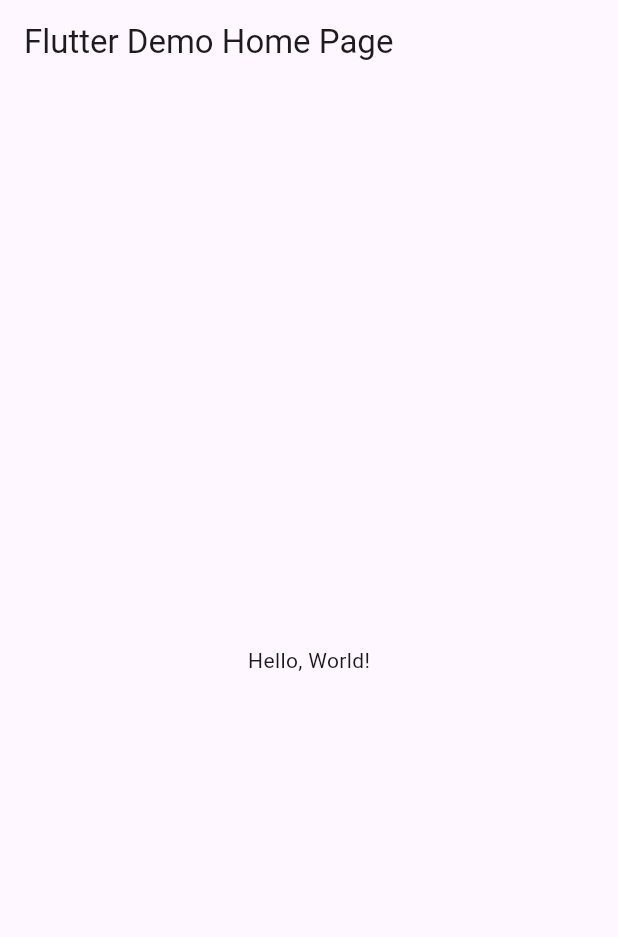
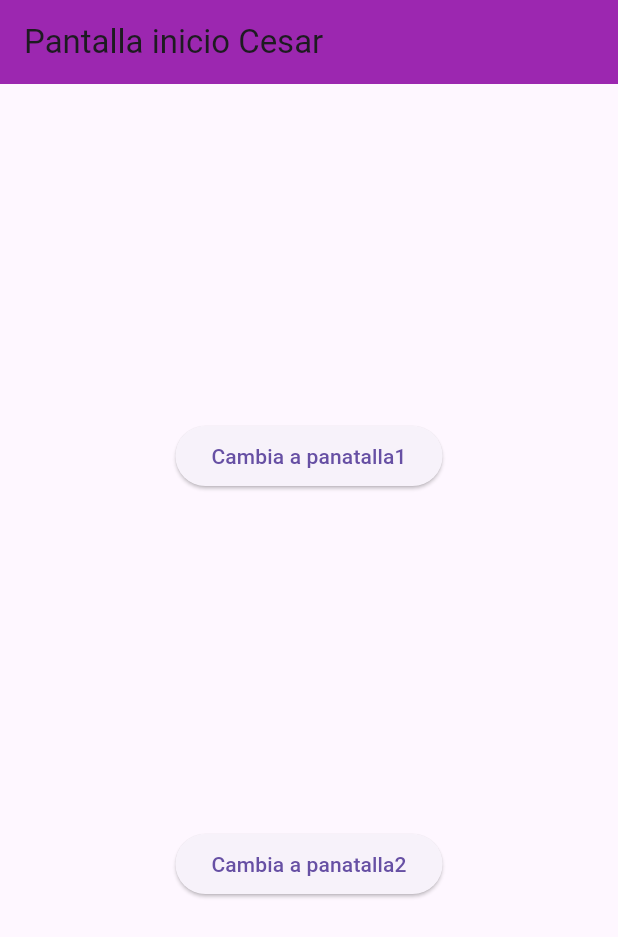
Before and after one commit to Cesarinh/p15-rutasversion2-6j, a Flutter app: the screen it shows after launch, on a phone screen of 412 x 824 dp. Shown: the top 937 px of the screen. Run offline on Flutter 3.47's test engine with Material 3 defaults, Android fonts, the phone set to English and light mode, and no system bars.

```diff
--- /dev/null
+++ b/lib/Pantalla1_1060.dart
@@ -0,0 +1,21 @@
+import 'package:flutter/material.dart';
+
+class Pantalla1_1060 extends StatelessWidget {
+  const Pantalla1_1060({super.key});
+
+  Widget build(BuildContext context) {
+    return Scaffold(
+      appBar: AppBar(
+        title: const Text('Pantalla 1'),
+        backgroundColor: Colors.black,
+      ),
+      body: Center(
+        child: Column(
+          children: [
+            ElevatedButton(onPressed: () {}, child: const Text('Pantalla')),
+          ],
+        ),
+      ),
+    );
+  }
+}
--- /dev/null
+++ b/lib/Pantallaini_1060.dart
@@ -0,0 +1,34 @@
+import 'package:flutter/material.dart';
+
+class Pantallaini_1060 extends StatelessWidget {
+  const Pantallaini_1060({super.key});
+
+  @override
+  Widget build(BuildContext context) {
+    return Scaffold(
+      appBar: AppBar(
+        title: const Text('Pantalla inicio Cesar'),
+        backgroundColor: Colors.purple,
+      ),
+      body: Center(
+        child: Column(
+          mainAxisAlignment: MainAxisAlignment.spaceEvenly,
+          children: [
+            ElevatedButton(
+              onPressed: () {
+                Navigator.pushNamed(context, '/Pantalla1_1060');
+              },
+              child: const Text('Cambia a panatalla1'),
+            ),
+            ElevatedButton(
+              onPressed: () {
+                Navigator.pushNamed(context, '/Pantalla2_1060');
+              },
+              child: const Text('Cambia a panatalla2'),
+            )
+          ],
+        ),
+      ),
+    );
+  }
+}
--- a/lib/main.dart
+++ b/lib/main.dart
@@ -1,43 +1,22 @@
 import 'package:flutter/material.dart';
+import 'package:p13pageroutergonzalez1060/Pantalla2_1060.dart';
+import 'package:p13pageroutergonzalez1060/Pantalla1_1060.dart';
+import 'package:p13pageroutergonzalez1060/Pantallaini_1060.dart';
 
-void main() => runApp(MyApp());
+void main() => runApp(MiApp1060());
 
-class MyApp extends StatelessWidget {
-  const MyApp({super.key});
-  // This widget is the root of your application.
-  @override
+class MiApp1060 extends StatelessWidget {
+  const MiApp1060({super.key});
+
   Widget build(BuildContext context) {
     return MaterialApp(
-      // Application name
-      title: 'Flutter Hello World',
-      // Application theme data, you can set the colors for the application as
-      // you want
-      theme: ThemeData(
-        // useMaterial3: true,
-        primarySwatch: Colors.blue,
-      ),
-      // A widget which will be started on application startup
-      home: MyHomePage(title: 'Flutter Demo Home Page'),
+      debugShowCheckedModeBanner: false,
+      initialRoute: '/',
+      routes: {
+        '/': (context) => const Pantallaini_1060(),
+        '/Pantalla1_1060': (context) => const Pantalla1_1060(),
+        '/Pantalla2_1060': (context) => const Pantalla2_1060(),
+      },
     );
   }
 }
-
-class MyHomePage extends StatelessWidget {
-  final String title;
-  const MyHomePage({super.key, required this.title});
-
-  @override
-  Widget build(BuildContext context) {
-    return Scaffold(
-      appBar: AppBar(
-        // The title text which will be shown on the action bar
-        title: Text(title),
-      ),
-      body: Center(
-        child: Text(
-          'Hello, World!',
-        ),
-      ),
-    );
-  }
-}
```
Also changed, not shown: lib/Pantalla2_1060.dart (added, +22 -0 lines).
